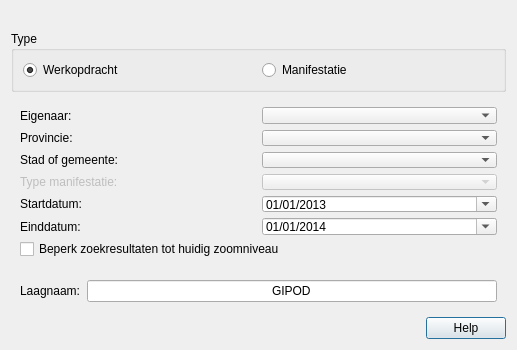
warrieka/geopunt4Qgis, file ui_geopunt4QgisGIPOD.ui: the form before one commit.
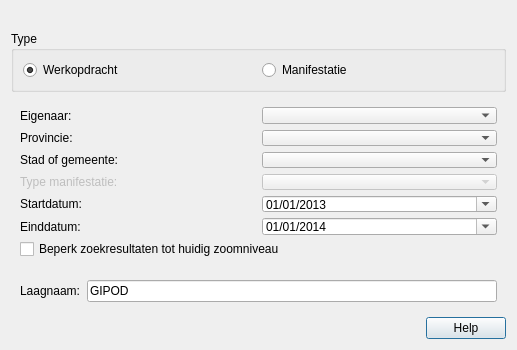
The form after the commit. Icons and pictures are not drawn.

Diff of the .ui file:
```diff
--- a/ui_geopunt4QgisGIPOD.ui
+++ b/ui_geopunt4QgisGIPOD.ui
@@ -296,7 +296,7 @@
          <string notr="true">GIPOD</string>
         </property>
         <property name="alignment">
-         <set>Qt::AlignCenter</set>
+         <set>Qt::AlignLeading|Qt::AlignLeft|Qt::AlignVCenter</set>
         </property>
         <property name="placeholderText">
          <string/>
```
